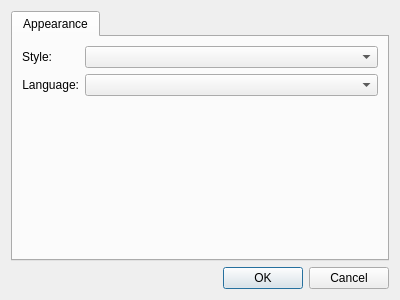
Above: TerrainMast/trunk/src/TerrainMast/ui/optionsdialog.ui from suda-ee/miscprojectsrepo before the change. Below: the same form after it.
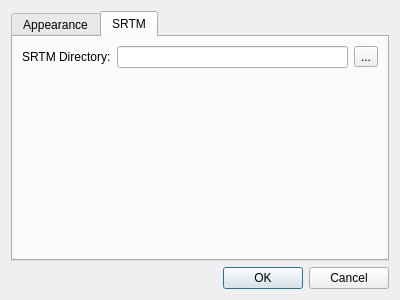
That is the form after the change. The open tabs and pages were chosen to show the change.

Commit message: ?? SRTM 90m ????????????

Diff of the .ui file:
```diff
--- a/TerrainMast/trunk/src/TerrainMast/ui/optionsdialog.ui
+++ b/TerrainMast/trunk/src/TerrainMast/ui/optionsdialog.ui
@@ -61,6 +61,46 @@
        </item>
       </layout>
      </widget>
+     <widget class="QWidget" name="tbSRTM">
+      <attribute name="title">
+       <string>SRTM</string>
+      </attribute>
+      <layout class="QGridLayout" name="gridLayout">
+       <item row="0" column="0">
+        <widget class="QLabel" name="label_2">
+         <property name="text">
+          <string>SRTM Directory:</string>
+         </property>
+         <property name="buddy">
+          <cstring>lnSRTMDir</cstring>
+         </property>
+        </widget>
+       </item>
+       <item row="0" column="1">
+        <widget class="QLineEdit" name="lnSRTMDir"/>
+       </item>
+       <item row="0" column="2">
+        <widget class="QToolButton" name="btSRTMDir">
+         <property name="text">
+          <string>...</string>
+         </property>
+        </widget>
+       </item>
+       <item row="1" column="0">
+        <spacer name="verticalSpacer">
+         <property name="orientation">
+          <enum>Qt::Vertical</enum>
+         </property>
+         <property name="sizeHint" stdset="0">
+          <size>
+           <width>20</width>
+           <height>40</height>
+          </size>
+         </property>
+        </spacer>
+       </item>
+      </layout>
+     </widget>
     </widget>
    </item>
    <item>
```
The commit also changes 12 other files.
